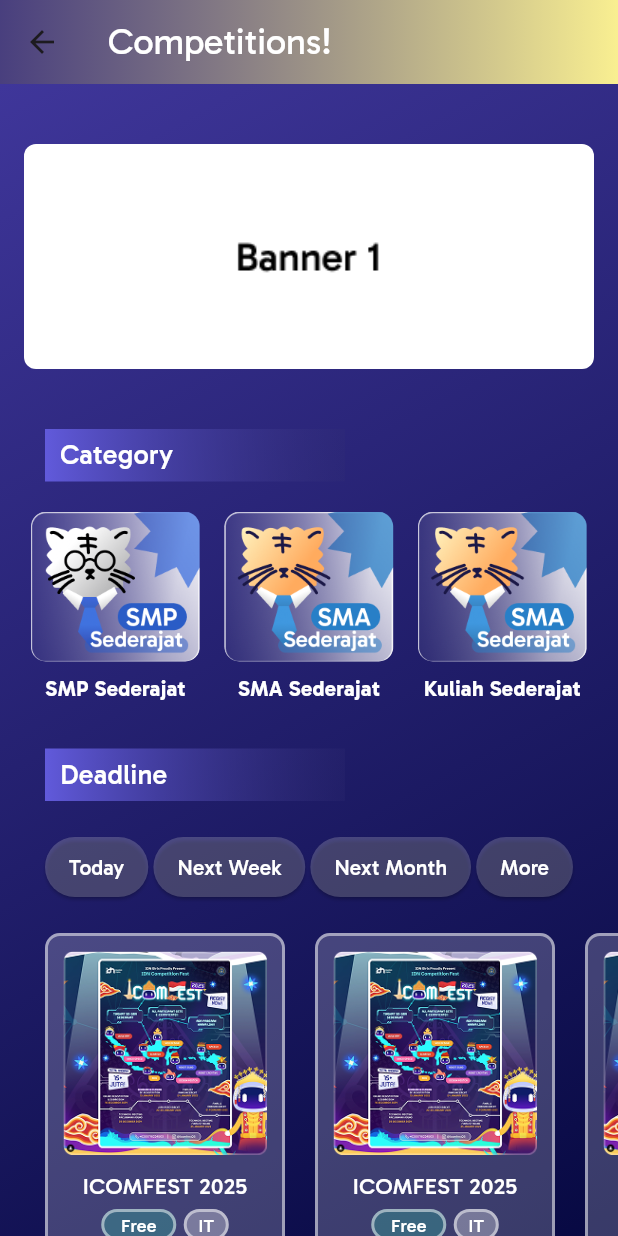
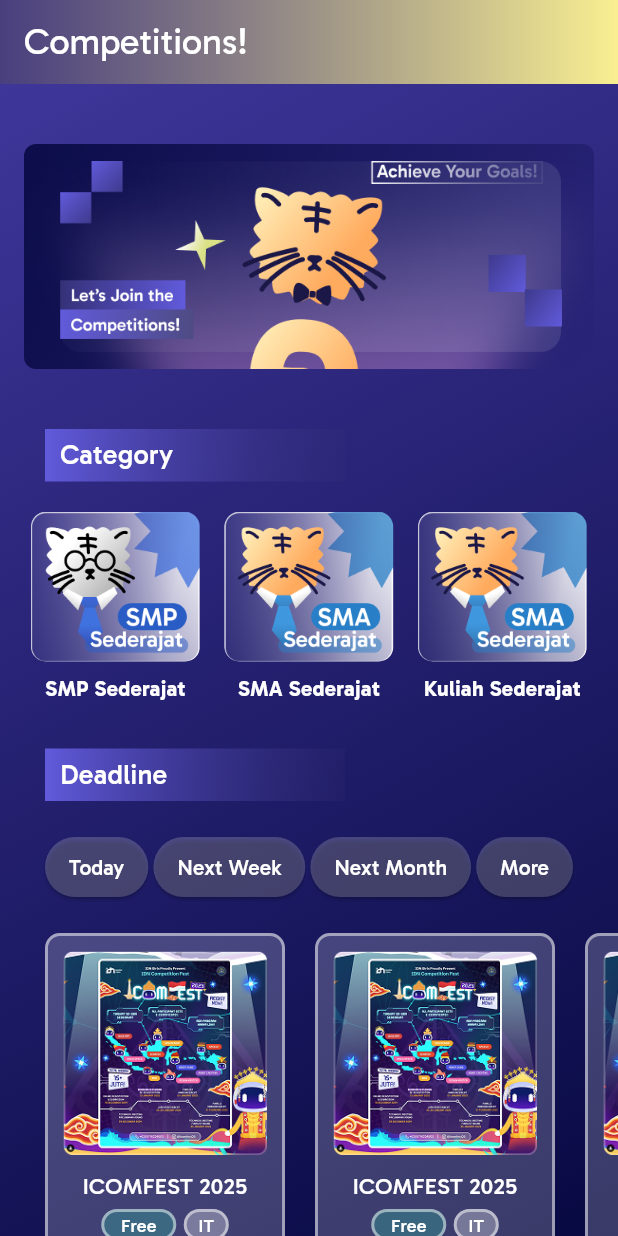
Before and after one commit to queenshafa/goalify-app, a Flutter app: the CompetitionScreen screen opened by its route, on a phone screen of 412 x 824 dp. Run offline on Flutter 3.47's test engine with Material 3 defaults, Android fonts, the phone set to English and light mode, and no system bars; our stand-ins replace another_carousel_pro, carousel_slider.

Commit message:
fix: refactor some screens

```diff
--- a/lib/presentasi/screen/competition_screen.dart
+++ b/lib/presentasi/screen/competition_screen.dart
@@ -7,34 +7,12 @@ class CompetitionScreen extends StatelessWidget {
   @override
   Widget build(BuildContext context) {
     return Scaffold(
-      appBar: AppBar(
-        title: const Text(
-          'Competitions!',
-          style: TextStyle(
-              fontSize: 24,
-              fontFamily: 'Gabarito',
-              fontWeight: FontWeight.w400,
-              color: Colors.white),
-        ),
-        flexibleSpace: Container(
-          decoration: BoxDecoration(
-              gradient: LinearGradient(
-                  begin: Alignment.centerLeft,
-                  end: Alignment.centerRight,
-                  colors: [
-                const Color(0xff352B70).withOpacity(0.9),
-                const Color(0xffF9EF91)
-              ])),
-        ),
-      ),
+      appBar: _buildAppBar(),
       body: Container(
         width: double.infinity,
         decoration: const BoxDecoration(
           gradient: LinearGradient(
-            colors: [
-              Color(0xff3F369A),
-              Color(0xff070942),
-            ],
+            colors: [Color(0xff3F369A), Color(0xff070942)],
             begin: Alignment.topLeft,
             end: Alignment.bottomRight,
           ),
@@ -43,48 +21,9 @@ class CompetitionScreen extends StatelessWidget {
           child: Column(
             children: [
               const SizedBox(height: 40),
-              SizedBox(
-                  height: 150,
-                  width: 380,
-                  child: AnotherCarousel(
-                    images: const [
-                      AssetImage('assets/images/exbanner_1.png'),
-                      AssetImage('assets/images/exbanner_2.png'),
-                      AssetImage('assets/images/exbanner_3.png'),
-                    ],
-                    showIndicator: false,
-                    borderRadius: true,
-                    moveIndicatorFromBottom: 180.0,
-                    noRadiusForIndicator: true,
-                  )),
+              _buildBannerCarousel(),
               const SizedBox(height: 40),
-              Align(
-                alignment: Alignment.centerLeft,
-                child: Container(
-                  width: 200,
-                  height: 35,
-                  padding: const EdgeInsets.symmetric(horizontal: 10),
-                  margin: const EdgeInsets.symmetric(horizontal: 30),
-                  alignment: Alignment.centerLeft,
-                  decoration: BoxDecoration(
-                    gradient: LinearGradient(
-                      colors: [
-                        const Color(0xff615ADB),
-                        const Color(0xff343075).withOpacity(0.2)
-                      ],
-                    ),
-                  ),
-                  child: const Text(
-                    'Category',
-                    style: TextStyle(
-                      color: Colors.white,
-                      fontFamily: 'Gabarito',
-                      fontSize: 18,
-                      fontWeight: FontWeight.w500,
-                    ),
-                  ),
-                ),
-              ),
+              _buildSectionTitle('Category'),
               const SizedBox(height: 20),
               const Row(
                 mainAxisAlignment: MainAxisAlignment.center,
@@ -101,7 +40,66 @@ class CompetitionScreen extends StatelessWidget {
                 ],
               ),
               const SizedBox(height: 30),
-              Align(
+              _buildSectionTitle('Deadline'),
+              const SizedBox(height: 20),
+              _buildDeadlineFilters(),
+              const SizedBox(height: 20),
+              _buildCompetitionCards(context),
+              const SizedBox(height: 100),
+            ],
+          ),
+        ),
+      ),
+    );
+  }
+
+  PreferredSizeWidget _buildAppBar() {
+    return AppBar(
+      title: const Text(
+        'Competitions!',
+        style: TextStyle(
+          fontSize: 24,
+          fontFamily: 'Gabarito',
+          fontWeight: FontWeight.w400,
+          color: Colors.white,
+        ),
+      ),
+      automaticallyImplyLeading: false,
+      flexibleSpace: Container(
+        decoration: BoxDecoration(
+          gradient: LinearGradient(
+            begin: Alignment.centerLeft,
+            end: Alignment.centerRight,
+            colors: [
+              const Color(0xff352B70).withOpacity(0.9),
+              const Color(0xffF9EF91),
+            ],
+          ),
+        ),
+      ),
+    );
+  }
+
+  Widget _buildBannerCarousel() {
+    return SizedBox(
+      height: 150,
+      width: 380,
+      child: AnotherCarousel(
+        images: const [
+          AssetImage('assets/images/banner_1.png'),
+          AssetImage('assets/images/banner_2.png'),
+          AssetImage('assets/images/banner_3.png'),
+        ],
+        showIndicator: false,
+        borderRadius: true,
+        moveIndicatorFromBottom: 180.0,
+        noRadiusForIndicator: true,
+      ),
+    );
+  }
+
+  Widget _buildSectionTitle(String title) {
+    return Align(
       alignment: Alignment.centerLeft,
       child: Container(
         width: 200,
@@ -113,13 +111,13 @@ class CompetitionScreen extends StatelessWidget {
           gradient: LinearGradient(
             colors: [
               const Color(0xff615ADB),
-                        const Color(0xff343075).withOpacity(0.2)
+              const Color(0xff343075).withOpacity(0.2),
             ],
           ),
         ),
-                  child: const Text(
-                    'Deadline',
-                    style: TextStyle(
+        child: Text(
+          title,
+          style: const TextStyle(
             color: Colors.white,
             fontFamily: 'Gabarito',
             fontSize: 18,
@@ -127,9 +125,11 @@ class CompetitionScreen extends StatelessWidget {
           ),
         ),
       ),
-              ),
-              const SizedBox(height: 20),
-              const Padding(
+    );
+  }
+
+  Widget _buildDeadlineFilters() {
+    return const Padding(
       padding: EdgeInsets.symmetric(horizontal: 30),
       child: Row(
         mainAxisAlignment: MainAxisAlignment.spaceBetween,
@@ -140,26 +140,34 @@ class CompetitionScreen extends StatelessWidget {
           FilterButton(text: 'More'),
         ],
       ),
-              ),
-              const SizedBox(height: 20),
-              SingleChildScrollView(
+    );
+  }
+
+  Widget _buildCompetitionCards(BuildContext context) {
+    return SingleChildScrollView(
       padding: const EdgeInsets.symmetric(horizontal: 20),
       scrollDirection: Axis.horizontal,
       child: Row(
-                  children: List.generate(5, (index) {
-                    // Bisa ubah jumlah card sesuai kebutuhan
+        children: List.generate(5, (index) => _buildCardItem(context)),
+      ),
+    );
+  }
+
+  Widget _buildCardItem(BuildContext context) {
     return Padding(
       padding: const EdgeInsets.symmetric(horizontal: 10),
       child: Container(
         width: 160,
         height: 280,
         padding: const EdgeInsets.all(10),
-                        alignment: Alignment.topCenter,
         decoration: BoxDecoration(
           color: Colors.white.withOpacity(0.2),
           border: Border.all(
-                                width: 2, color: Colors.white.withOpacity(0.5)),
-                            borderRadius: BorderRadius.circular(10)),
+            width: 2,
+            color: Colors.white.withOpacity(0.5),
+          ),
+          borderRadius: BorderRadius.circular(10),
+        ),
         child: Column(
           children: [
             Image.asset('assets/images/ic_icomfest.png'),
@@ -172,54 +180,15 @@ class CompetitionScreen extends StatelessWidget {
                 fontSize: 15,
                 fontWeight: FontWeight.w500,
               ),
+              textAlign: TextAlign.center,
             ),
             const SizedBox(height: 5),
             Row(
               mainAxisAlignment: MainAxisAlignment.center,
               children: [
-                                Container(
-                                  alignment: Alignment.center,
-                                  width: 50,
-                                  decoration: BoxDecoration(
-                                      color: const Color(0xff33C2A4)
-                                          .withOpacity(0.3),
-                                      border: Border.all(
-                                        width: 2,
-                                        color: Colors.white.withOpacity(0.5),
-                                      ),
-                                      borderRadius: BorderRadius.circular(20)),
-                                  child: const Text(
-                                    'Free',
-                                    style: TextStyle(
-                                      color: Colors.white,
-                                      fontFamily: 'Gabarito',
-                                      fontSize: 12,
-                                      fontWeight: FontWeight.w500,
-                                    ),
-                                  ),
-                                ),
+                _buildTag('Free', const Color(0xff33C2A4)),
                 const SizedBox(width: 5),
-                                Container(
-                                  alignment: Alignment.center,
-                                  width: 30,
-                                  decoration: BoxDecoration(
-                                      color: const Color(0xffFFFFFF)
-                                          .withOpacity(0.3),
-                                      border: Border.all(
-                                        width: 2,
-                                        color: Colors.white.withOpacity(0.5),
-                                      ),
-                                      borderRadius: BorderRadius.circular(20)),
-                                  child: const Text(
-                                    'IT',
-                                    style: TextStyle(
-                                      color: Colors.white,
-                                      fontFamily: 'Gabarito',
-                                      fontSize: 12,
-                                      fontWeight: FontWeight.w500,
-                                    ),
-                                  ),
-                                ),
+                _buildTag('IT', const Color(0xffFFFFFF)),
               ],
             ),
             const SizedBox(height: 30),
@@ -228,8 +197,7 @@ class CompetitionScreen extends StatelessWidget {
               height: 25,
               child: ElevatedButton(
                 onPressed: () {
-                                  Navigator.pushNamed(
-                                      context, 'competitionDetailScreen');
+                  Navigator.pushNamed(context, '/competitionDetailScreen');
                 },
                 child: const Text(
                   "See more",
@@ -246,14 +214,27 @@ class CompetitionScreen extends StatelessWidget {
         ),
       ),
     );
-                  }),
+  }
+
+  Widget _buildTag(String label, Color color) {
+    return Container(
+      alignment: Alignment.center,
+      width: label == 'Free' ? 50 : 30,
+      decoration: BoxDecoration(
+        color: color.withOpacity(0.3),
+        border: Border.all(
+          width: 2,
+          color: Colors.white.withOpacity(0.5),
         ),
+        borderRadius: BorderRadius.circular(20),
       ),
-              const SizedBox(
-                height: 100,
-              )
-            ],
-          ),
+      child: Text(
+        label,
+        style: const TextStyle(
+          color: Colors.white,
+          fontFamily: 'Gabarito',
+          fontSize: 12,
+          fontWeight: FontWeight.w500,
         ),
       ),
     );
@@ -306,10 +287,7 @@ class CategoryCard extends StatelessWidget {
 class FilterButton extends StatelessWidget {
   final String text;
 
-  const FilterButton({
-    required this.text,
-    super.key,
-  });
+  const FilterButton({required this.text, super.key});
 
   @override
   Widget build(BuildContext context) {
--- a/lib/presentasi/screen/schedule_goals_screen.dart
+++ b/lib/presentasi/screen/schedule_goals_screen.dart
@@ -16,6 +16,7 @@ class ScheduleGoalsScreen extends StatelessWidget {
             color: Colors.white,
           ),
         ),
+        automaticallyImplyLeading: false,
         flexibleSpace: Container(
           decoration: BoxDecoration(
             gradient: LinearGradient(
```
Also changed, not shown: lib/main.dart (+5 -8 lines), lib/presentasi/screen/competition_detail_screen.dart (+154 -166 lines), assets/images/banner_1.png (added), assets/images/banner_2.png (added), assets/images/banner_3.png (added), lib/presentasi/widget/custom_text_box.dart (added). Lines whose indentation alone changed are shown as unchanged.
